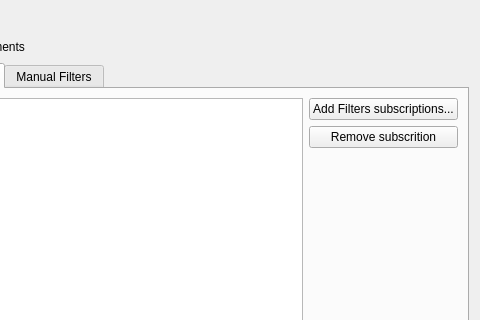
Before: the Qt Designer form messageviewer/adblock/ui/settings_adblock.ui in KDE/kdepim, drawn with Qt 5; both pictures show x 121 to 601 and y 0 to 320 of the 601 by 507 pixel window.
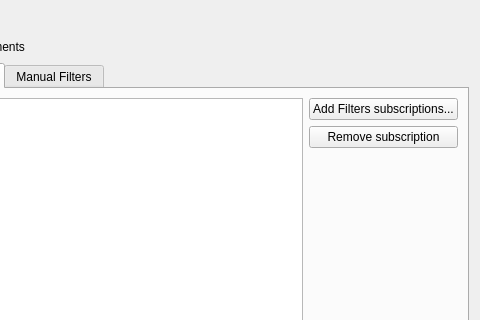
After: the same form once the commit is applied. Custom widgets are drawn as their Qt base class.

```diff
--- a/messageviewer/adblock/ui/settings_adblock.ui
+++ b/messageviewer/adblock/ui/settings_adblock.ui
@@ -51,7 +51,7 @@
        <item row="1" column="1">
         <widget class="QPushButton" name="removeSubscription">
          <property name="text">
-          <string>Remove subscrition</string>
+          <string>Remove subscription</string>
          </property>
         </widget>
        </item>
```
